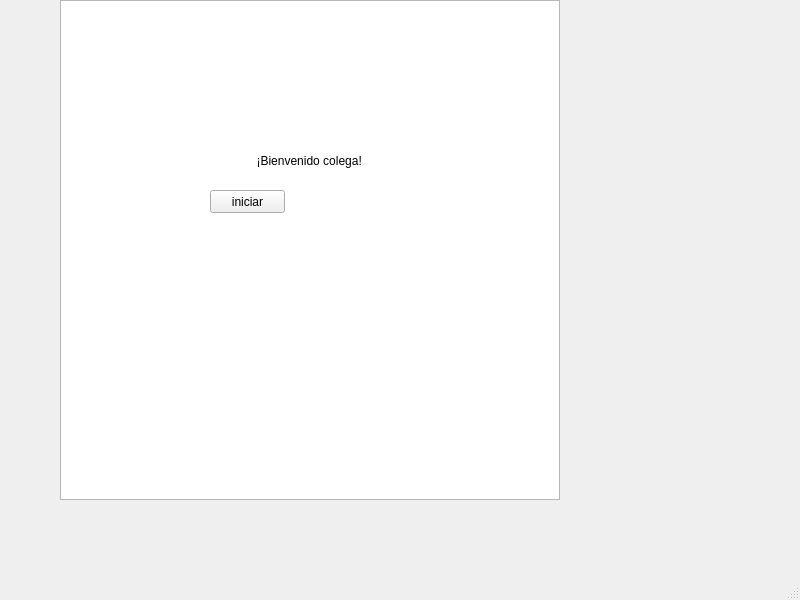
Qt form proyecto_final_/mainwindow.ui (jstom12/proyecto_final_infii_JUANMANUELRESTREPO) before a commit.
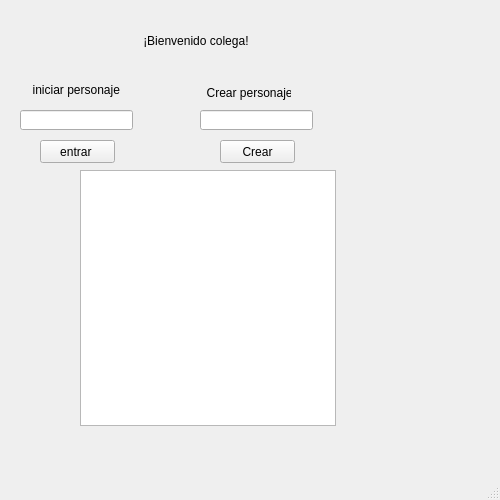
The same form after that commit.

The edit to the form file:
```diff
--- a/proyecto_final_/mainwindow.ui
+++ b/proyecto_final_/mainwindow.ui
@@ -6,48 +6,119 @@
    <rect>
     <x>0</x>
     <y>0</y>
-    <width>800</width>
-    <height>600</height>
+    <width>500</width>
+    <height>500</height>
    </rect>
   </property>
+  <property name="minimumSize">
+   <size>
+    <width>100</width>
+    <height>100</height>
+   </size>
+  </property>
+  <property name="maximumSize">
+   <size>
+    <width>2000</width>
+    <height>2000</height>
+   </size>
+  </property>
   <property name="windowTitle">
    <string>MainWindow</string>
   </property>
   <widget class="QWidget" name="centralwidget">
-   <widget class="QGraphicsView" name="graphicsView">
-    <property name="geometry">
-     <rect>
-      <x>60</x>
-      <y>0</y>
-      <width>500</width>
-      <height>500</height>
-     </rect>
-    </property>
-   </widget>
    <widget class="QPushButton" name="pushButton">
     <property name="geometry">
      <rect>
-      <x>210</x>
-      <y>190</y>
+      <x>40</x>
+      <y>140</y>
       <width>75</width>
       <height>23</height>
      </rect>
     </property>
     <property name="text">
-     <string>iniciar</string>
+     <string>entrar </string>
+    </property>
+   </widget>
+   <widget class="QLineEdit" name="inicio_texto">
+    <property name="geometry">
+     <rect>
+      <x>20</x>
+      <y>110</y>
+      <width>113</width>
+      <height>20</height>
+     </rect>
+    </property>
+   </widget>
+   <widget class="QLineEdit" name="crear_texto">
+    <property name="geometry">
+     <rect>
+      <x>200</x>
+      <y>110</y>
+      <width>113</width>
+      <height>20</height>
+     </rect>
     </property>
    </widget>
    <widget class="QLabel" name="label">
     <property name="geometry">
      <rect>
-      <x>200</x>
-      <y>140</y>
-      <width>261</width>
+      <x>90</x>
+      <y>20</y>
+      <width>221</width>
       <height>41</height>
      </rect>
     </property>
     <property name="text">
-     <string>                 ¡Bienvenido colega!</string>
+     <string>                ¡Bienvenido colega!</string>
+    </property>
+   </widget>
+   <widget class="QLabel" name="label_2">
+    <property name="geometry">
+     <rect>
+      <x>26</x>
+      <y>80</y>
+      <width>101</width>
+      <height>20</height>
+     </rect>
+    </property>
+    <property name="text">
+     <string>  iniciar personaje</string>
+    </property>
+   </widget>
+   <widget class="QLabel" name="label_3">
+    <property name="geometry">
+     <rect>
+      <x>200</x>
+      <y>83</y>
+      <width>91</width>
+      <height>20</height>
+     </rect>
+    </property>
+    <property name="text">
+     <string>  Crear personaje</string>
+    </property>
+   </widget>
+   <widget class="QGraphicsView" name="graphicsView">
+    <property name="geometry">
+     <rect>
+      <x>80</x>
+      <y>170</y>
+      <width>256</width>
+      <height>256</height>
+     </rect>
+    </property>
+   </widget>
+   <widget class="QPushButton" name="pushButton_2">
+    <property name="geometry">
+     <rect>
+      <x>220</x>
+      <y>140</y>
+      <width>75</width>
+      <height>23</height>
+     </rect>
+    </property>
+    <property name="text">
+     <string>Crear</string>
     </property>
    </widget>
   </widget>
```
Left out of the diff: 2 changed lines with no effect on the pictures.
